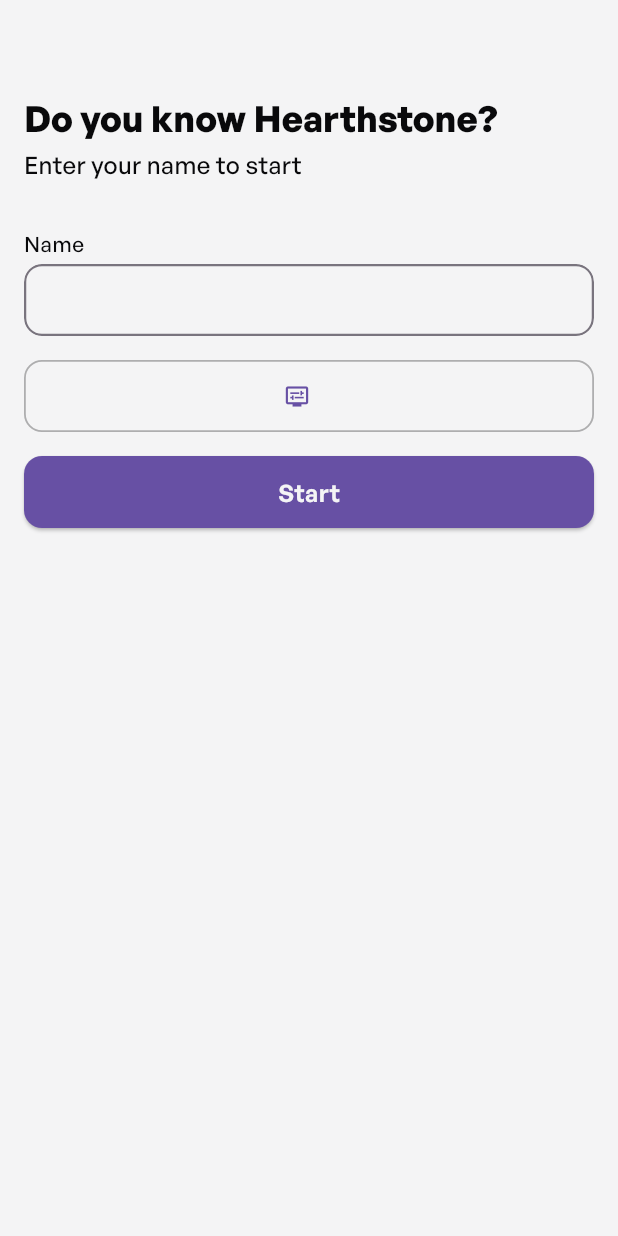
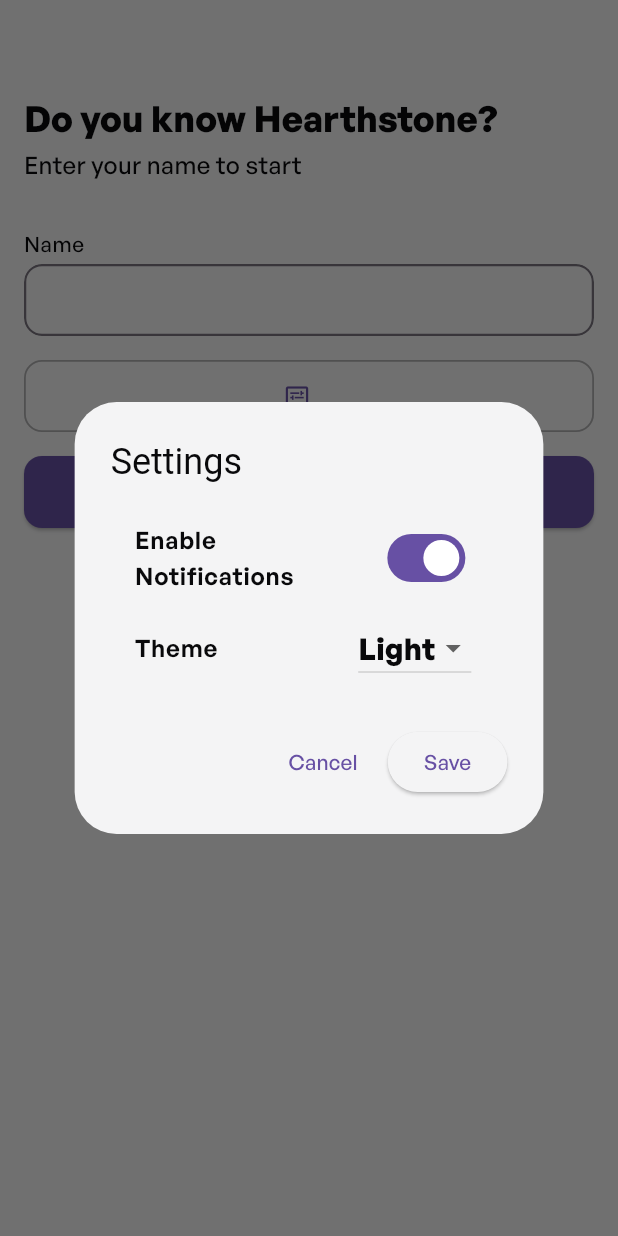
Before and after one commit to KevinTo-Stuff/do_you_know_hearthstone, a Flutter app: the screen it shows after launch, after a tap on the "display settings" icon, on a phone screen of 412 x 824 dp. Run offline on Flutter 3.47's test engine with Material 3 defaults, Android fonts, the phone set to English and light mode, and no system bars; our stand-ins replace auto_route, flutter_bloc, get_it, shared_preferences.

Commit message:
switched to flutter_bloc

```diff
--- /dev/null
+++ b/devtools_options.yaml
@@ -0,0 +1,3 @@
+description: This file stores settings for Dart & Flutter DevTools.
+documentation: https://docs.flutter.dev/tools/devtools/extensions#configure-extension-enablement-states
+extensions:
--- a/lib/src/features/start/logic/start_controller.dart
+++ /dev/null
@@ -1,11 +0,0 @@
-// Flutter imports:
-import 'package:flutter/foundation.dart';
-
-// Package imports:
-import 'package:equatable/equatable.dart';
-
-part 'start_state.dart';
-
-class StartController extends ValueNotifier<StartState> {
-  StartController() : super(StartInitial(name: ''));
-}
--- /dev/null
+++ b/lib/src/features/start/logic/start_cubit.dart
@@ -0,0 +1,15 @@
+import 'package:flutter_bloc/flutter_bloc.dart';
+
+part 'start_state.dart';
+
+class StartCubit extends Cubit<StartState> {
+  StartCubit() : super(const _StartInitial(name: ''));
+
+  void onEmailChanged(String name) {
+    emit(_StartInitial(name: name));
+  }
+
+  void start() async {
+    emit(StartState.success(name: state.name));
+  }
+}
--- a/lib/src/features/start/logic/start_state.dart
+++ b/lib/src/features/start/logic/start_state.dart
@@ -1,14 +1,41 @@
-part of 'start_controller.dart';
+part of 'start_cubit.dart';
 
-sealed class StartState extends Equatable {
+sealed class StartState {
   final String name;
 
   const StartState({required this.name});
+
+  factory StartState.initial({required String name}) = _StartInitial;
+
+  factory StartState.success({required String name}) = _StartFinished;
+
+  void when({
+    required void Function(String name) initial,
+    required void Function(String name) success,
+  }) {
+    if (this is _StartInitial) {
+      initial(name);
+    } else if (this is _StartFinished) {
+      success(name);
+    }
+  }
+
+  void whenOrNull({
+    void Function(String name)? initial,
+    void Function(String name)? success,
+  }) {
+    if (this is _StartInitial) {
+      initial?.call(name);
+    } else if (this is _StartFinished) {
+      success?.call(name);
+    }
+  }
 }
 
-final class StartInitial extends StartState {
-  const StartInitial({required super.name});
+final class _StartInitial extends StartState {
+  const _StartInitial({required super.name});
+}
 
-  @override
-  List<Object?> get props => [name];
+final class _StartFinished extends StartState {
+  const _StartFinished({required super.name});
 }
--- a/lib/src/features/start/ui/start_screen.dart
+++ b/lib/src/features/start/ui/start_screen.dart
@@ -1,13 +1,14 @@
 // Flutter imports:
+import 'package:do_you_know_hearthstone/src/features/start/logic/start_cubit.dart';
+import 'package:do_you_know_hearthstone/src/shared/components/dialogs/settings.dart';
 import 'package:flutter/material.dart';
 
 // Package imports:
 import 'package:auto_route/auto_route.dart';
-import 'package:provider/provider.dart';
+import 'package:flutter_bloc/flutter_bloc.dart';
 
 // Project imports:
 import 'package:do_you_know_hearthstone/src/core/theme/dimens.dart';
-import 'package:do_you_know_hearthstone/src/features/start/logic/start_controller.dart';
 import 'package:do_you_know_hearthstone/src/shared/components/buttons/button.dart';
 import 'package:do_you_know_hearthstone/src/shared/components/form/input.dart';
 import 'package:do_you_know_hearthstone/src/shared/extensions/context_extensions.dart';
@@ -21,10 +22,7 @@
 
   @override
   Widget wrappedRoute(BuildContext context) {
-    return ChangeNotifierProvider(
-      create: (_) => StartController(),
-      child: this,
-    );
+    return BlocProvider(create: (_) => StartCubit(), child: this);
   }
 }
 
@@ -76,7 +74,12 @@
             const SizedBox(height: Dimens.spacing),
             Button.outline(
               title: '',
-              onPressed: () => {},
+              onPressed: () {
+                showDialog(
+                  context: context,
+                  builder: (context) => const SettingsDialog(),
+                );
+              },
               icon: Icon(IconData(0xf04f1, fontFamily: 'MaterialIcons')),
             ),
             const SizedBox(height: Dimens.spacing),
--- a/lib/src/shared/components/dialogs/settings.dart
+++ b/lib/src/shared/components/dialogs/settings.dart
@@ -0,0 +1,53 @@
+import 'package:flutter/material.dart';
+
+class SettingsDialog extends StatelessWidget {
+  const SettingsDialog({super.key});
+
+  @override
+  Widget build(BuildContext context) {
+    return AlertDialog(
+      title: const Text('Settings'),
+      content: SingleChildScrollView(
+        child: ListBody(
+          children: <Widget>[
+            SwitchListTile(
+              title: const Text('Enable Notifications'),
+              value: true,
+              onChanged: (bool value) {},
+            ),
+            ListTile(
+              title: const Text('Theme'),
+              trailing: DropdownButton<String>(
+                value: 'Light',
+                items: const [
+                  DropdownMenuItem(value: 'Light', child: Text('Light')),
+                  DropdownMenuItem(value: 'Dark', child: Text('Dark')),
+                ],
+                onChanged: (String? value) {},
+              ),
+            ),
+          ],
+        ),
+      ),
+      actions: <Widget>[
+        TextButton(
+          child: const Text('Cancel'),
+          onPressed: () => Navigator.of(context).pop(),
+        ),
+        ElevatedButton(
+          child: const Text('Save'),
+          onPressed: () {
+            // Save settings logic here
+            Navigator.of(context).pop();
+          },
+        ),
+      ],
+    );
+  }
+}
+
+// Usage example:
+// showDialog(
+//   context: context,
+//   builder: (context) => const SettingsDialog(),
+// );
--- a/pubspec.yaml
+++ b/pubspec.yaml
@@ -19,6 +19,8 @@
   equatable: ^2.0.7
   flutter_svg: ^2.2.0
   animations: ^2.0.11
+  bloc: ^9.0.0
+  flutter_bloc: ^9.1.1
 
 dev_dependencies:
   flutter_test:
```
Also changed, not shown: lib/src/shared/business/listenable_consumer.dart (added, +82 -0 lines), pubspec.lock.
